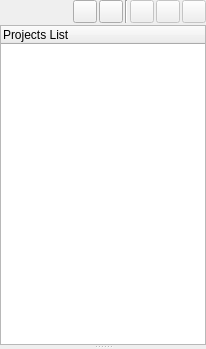
The window that v2/trunk/2006.2.0.0/monkey/src/projectsmanager/ui/ProjectsManager.ui (testmana2/mks) describes before a commit, drawn with Qt 5.
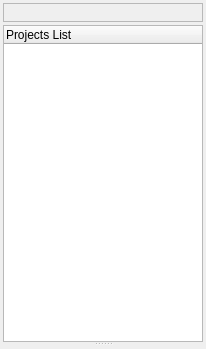
The same window after the commit. Icons and pictures are not drawn.

Patch:
```diff
--- a/v2/trunk/2006.2.0.0/monkey/src/projectsmanager/ui/ProjectsManager.ui
+++ b/v2/trunk/2006.2.0.0/monkey/src/projectsmanager/ui/ProjectsManager.ui
@@ -35,14 +35,53 @@
    <property name="windowIcon" >
     <iconset/>
    </property>
-   <layout class="QGridLayout" >
+   <layout class="QVBoxLayout" >
     <property name="margin" >
-     <number>0</number>
+     <number>3</number>
     </property>
     <property name="spacing" >
-     <number>2</number>
+     <number>3</number>
     </property>
-    <item row="1" column="0" colspan="7" >
+    <item>
+     <widget class="QFrame" name="fActions" >
+      <property name="frameShape" >
+       <enum>QFrame::StyledPanel</enum>
+      </property>
+      <property name="frameShadow" >
+       <enum>QFrame::Raised</enum>
+      </property>
+      <layout class="QHBoxLayout" >
+       <property name="margin" >
+        <number>0</number>
+       </property>
+       <property name="spacing" >
+        <number>0</number>
+       </property>
+       <item>
+        <widget class="QToolBar" name="tbActions" >
+         <property name="sizePolicy" >
+          <sizepolicy>
+           <hsizetype>1</hsizetype>
+           <vsizetype>0</vsizetype>
+           <horstretch>0</horstretch>
+           <verstretch>0</verstretch>
+          </sizepolicy>
+         </property>
+         <property name="orientation" >
+          <enum>Qt::Horizontal</enum>
+         </property>
+         <property name="iconSize" >
+          <size>
+           <width>16</width>
+           <height>16</height>
+          </size>
+         </property>
+        </widget>
+       </item>
+      </layout>
+     </widget>
+    </item>
+    <item>
      <widget class="QSplitter" name="sProjects" >
       <property name="sizePolicy" >
        <sizepolicy>
@@ -85,59 +124,6 @@
       </widget>
      </widget>
     </item>
-    <item row="0" column="6" >
-     <widget class="QToolButton" name="tbClose" >
-      <property name="enabled" >
-       <bool>false</bool>
-      </property>
-     </widget>
-    </item>
-    <item row="0" column="2" >
-     <widget class="QToolButton" name="tbOpen" />
-    </item>
-    <item row="0" column="5" >
-     <widget class="QToolButton" name="tbSave" >
-      <property name="enabled" >
-       <bool>false</bool>
-      </property>
-     </widget>
-    </item>
-    <item row="0" column="4" >
-     <widget class="QToolButton" name="tbComplex" >
-      <property name="enabled" >
-       <bool>false</bool>
-      </property>
-      <property name="checkable" >
-       <bool>true</bool>
-      </property>
-     </widget>
-    </item>
-    <item row="0" column="3" >
-     <widget class="Line" name="lSeparator" >
-      <property name="orientation" >
-       <enum>Qt::Vertical</enum>
-      </property>
-     </widget>
-    </item>
-    <item row="0" column="1" >
-     <widget class="QToolButton" name="tbList" />
-    </item>
-    <item row="0" column="0" >
-     <spacer>
-      <property name="orientation" >
-       <enum>Qt::Horizontal</enum>
-      </property>
-      <property name="sizeType" >
-       <enum>QSizePolicy::Preferred</enum>
-      </property>
-      <property name="sizeHint" >
-       <size>
-        <width>211</width>
-        <height>20</height>
-       </size>
-      </property>
-     </spacer>
-    </item>
    </layout>
   </widget>
  </widget>
```
Left out of the diff: 19 changed lines with no effect on the pictures.
